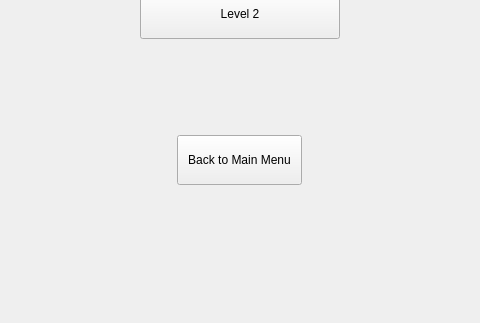
First picture: the form in levelselect.ui, repository Tock15/FEMjump, before the edit; both pictures show x 400 to 880 and y 397 to 720 of the 1280 by 720 pixel window.
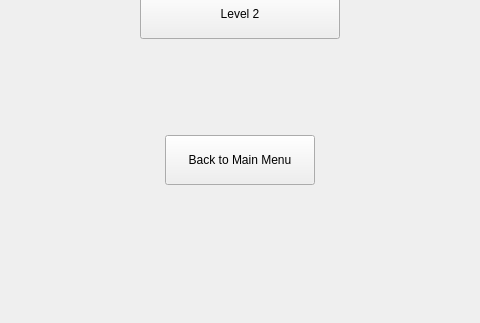
Second picture: the form after the edit.

```diff
--- a/levelselect.ui
+++ b/levelselect.ui
@@ -247,7 +247,7 @@
         <widget class="QPushButton" name="btnBack">
          <property name="minimumSize">
           <size>
-           <width>100</width>
+           <width>150</width>
            <height>50</height>
           </size>
          </property>
```
